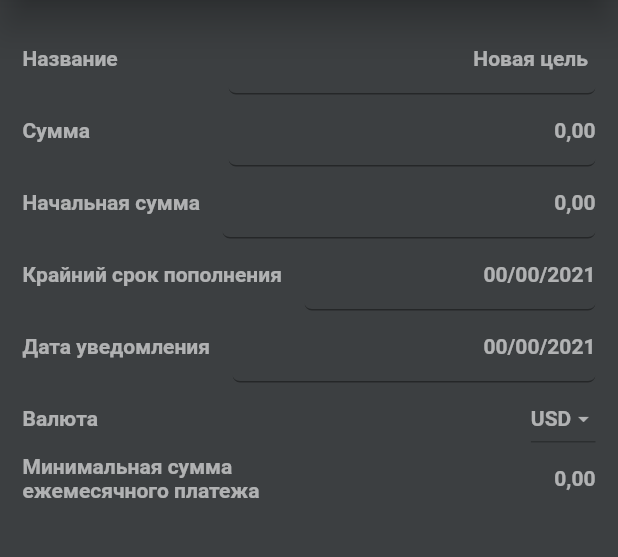
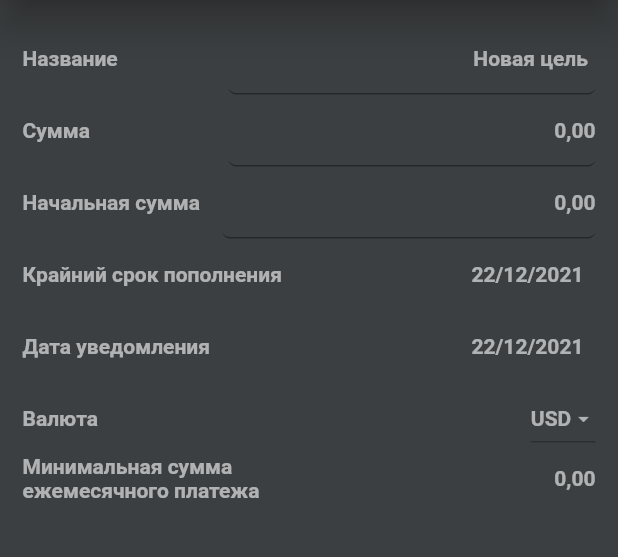
Before and after one commit to pomogato/money_box, a Flutter app: the NewCard screen opened directly, on a phone screen of 412 x 824 dp, the part 84-641 px from its top. Run offline on Flutter 3.47's test engine with Material 2 defaults, Android fonts, the phone set to English and light mode, and no system bars; our stand-ins replace cloud_firestore, firebase_auth, firebase_core, font_awesome_flutter, google_sign_in; accounts and stored records are empty.

Commit message:
Добавлен попап даты,выровнена вторая колонка на главной странице карточки, на странице "добавить" добавлены кнопки выбора даты.

```diff
--- a/lib/widget/new_card.dart
+++ b/lib/widget/new_card.dart
@@ -5,6 +5,7 @@ import 'package:flutter/cupertino.dart';
 import 'package:flutter/material.dart';
 import 'package:money_box/style/colors.dart';
 import 'package:money_box/style/text.dart';
+import 'package:money_box/widget/date_dialog.dart';
 
 class NewCard extends StatelessWidget {
 
@@ -15,6 +16,10 @@ class NewCard extends StatelessWidget {
   int _sum;
   int _last_sum;
   int _min_sum = 0;
+  String formatDateTime(DateTime dateTime){
+    return '${dateTime.day}/${dateTime.month}/${dateTime.year}';
+  }
+
   @override
   Widget build(BuildContext context) {
     final user = FirebaseAuth.instance.currentUser;
@@ -169,61 +174,49 @@ backgroundColor: StyleColor.background,
               ],
             ),
             Row(
+              mainAxisAlignment: MainAxisAlignment.spaceBetween,
               children: [
                 Text("Крайний срок пополнения",style: StyleText.title_appBar),
-                SizedBox(width: 15,),
-                Expanded(
-                  flex: 2,
-                  child: TextField(
-                    style: StyleText.title_appBar,
-                    cursorHeight: 16,
-                    keyboardType: TextInputType.number,
-                    textInputAction: TextInputAction.next,
-                    textAlignVertical: TextAlignVertical.top,
-                    textAlign:TextAlign.right,
-                    // controller: _section_id,
-                    onChanged: (_) {
+                const SizedBox(width: 15,),
 
-                    },
-                    decoration: InputDecoration(
-                      hintText: '00/00/2021',
-                      hintStyle:StyleText.title_appBar,
-                      border:  const UnderlineInputBorder(
-                        borderRadius: BorderRadius.all(Radius.circular(5)),
-                      ),
-                    ),
+                  TextButton(
+                      onPressed: () async {
+                        final result =  await showDialog(
+                            context: context,
+                            builder: (_) => dateDialog(res: DateTime.now(),));
+                      //   if(result != false){
+                      //     setState(() {
+                      //       DateLast = result;
+                      //     });}
+                      //   plateshSet();
+                      //
+                       },
+                      child:
+                      Text("${formatDateTime(DateTime.now())}",style: StyleText.title_appBar)),
 
-                  ),
-                ),
+
               ],
             ),
             Row(
+              mainAxisAlignment: MainAxisAlignment.spaceBetween,
               children: [
                 Text("Дата уведомления",style: StyleText.title_appBar),
-                SizedBox(width: 15,),
-                Expanded(
-                  flex: 2,
-                  child: TextField(
-                    style: StyleText.title_appBar,
-                    cursorHeight: 16,
-                    keyboardType: TextInputType.text,
-                    textInputAction: TextInputAction.next,
-                    textAlignVertical: TextAlignVertical.top,
-                    textAlign:TextAlign.right,
-                    // controller: _section_id,
-                    onChanged: (_) {
+                const SizedBox(width: 15,),
+                TextButton(
+                    onPressed: () async {
+                      final result =  await showDialog(
+                          context: context,
+                          builder: (_) => dateDialog(res: DateTime.now(),));
+                      //   if(result != false){
+                      //     setState(() {
+                      //       DateLast = result;
+                      //     });}
+                      //   plateshSet();
+                      //
+                    },
+                    child:
+                    Text("${formatDateTime(DateTime.now())}",style: StyleText.title_appBar)),
 
-                    },
-                    decoration: InputDecoration(
-                      hintText: '00/00/2021',
-                      hintStyle:StyleText.title_appBar,
-                      border:  const UnderlineInputBorder(
-                        borderRadius: BorderRadius.all(Radius.circular(5)),
-                      ),
-                    ),
-
-                  ),
-                ),
 
 
               ],
```
Also changed, not shown: lib/widget/date_dialog.dart (added, +49 -0 lines), lib/widget/logged_in_widget.dart (+9 -8 lines).
